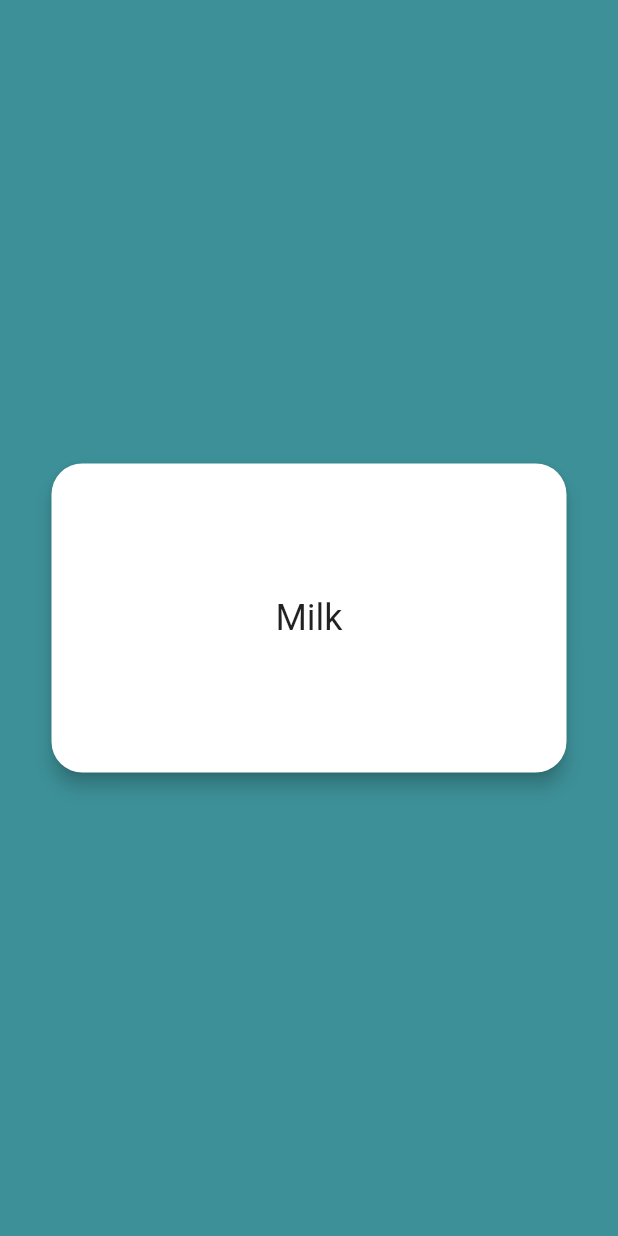
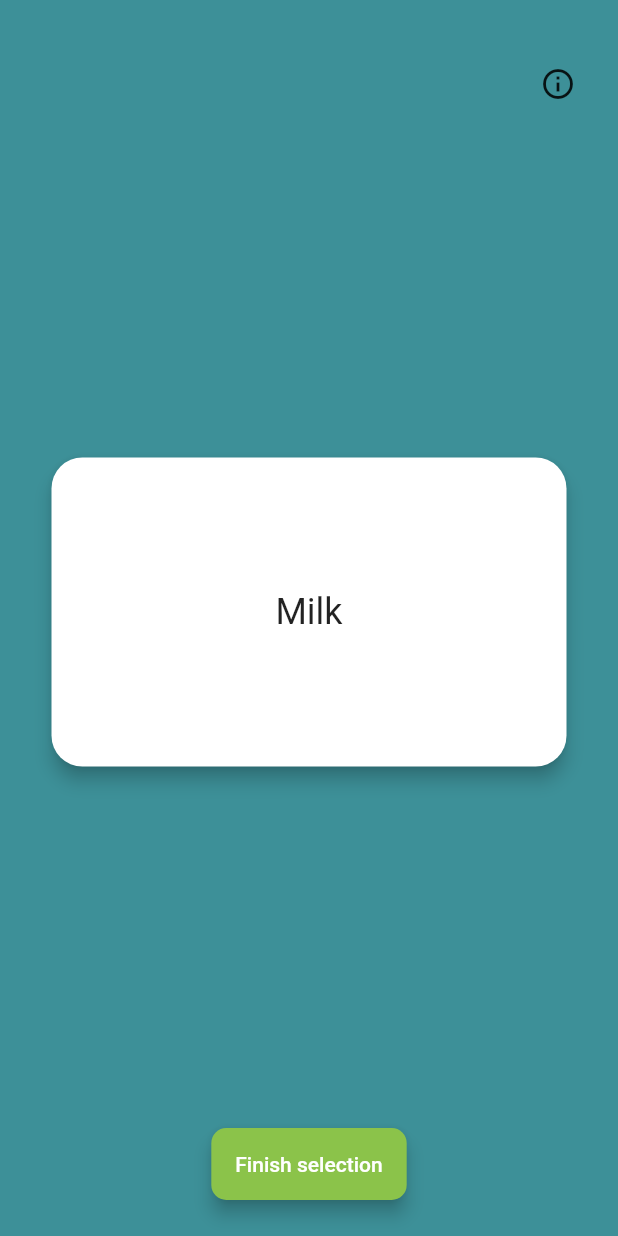
Before and after one commit to mobileoldfarts/EmptyFridge, a Flutter app: the screen it shows after launch, on a phone screen of 412 x 824 dp. Run offline on Flutter 3.47's test engine with Material 2 defaults, Android fonts, the phone set to English and light mode, and no system bars.

Commit message:
add buttons to the Product selection screen.

```diff
--- a/lib/presentation/productSelection/screens/ProductSelectionScreen.dart
+++ b/lib/presentation/productSelection/screens/ProductSelectionScreen.dart
@@ -1,4 +1,5 @@
 import 'package:empty_fridge/components/ProductCard.dart';
+import 'package:empty_fridge/components/RoundedButton.dart';
 import 'package:empty_fridge/entities/Product.dart';
 import 'package:empty_fridge/presentation/productSelection/bloc/ProductSelection.dart';
 import 'package:empty_fridge/presentation/productSelection/bloc/ProductSelectionAction.dart';
@@ -22,7 +23,25 @@ class _ProductSelectionScreenState extends State<ProductSelectionScreen> {
     return Scaffold(
       body: Container(
           color: Color(0xFF3D9098),
-          child: Consumer<ProductSelectionBloc>(builder: (context, _productSelectionBloc, child) {
+          child: Padding(
+              padding: EdgeInsets.fromLTRB(16.0, 32.0, 16.0, 8.0),
+              child: Column(
+                  mainAxisAlignment: MainAxisAlignment.spaceBetween,
+                  crossAxisAlignment: CrossAxisAlignment.center,
+                  children: <Widget>[
+                    Row(
+                      mainAxisAlignment: MainAxisAlignment.end,
+                      children: <Widget>[
+                        Container(
+                          child: IconButton(
+                            icon: Icon(Icons.info_outline),
+                            tooltip: 'Info',
+                            onPressed: () {},
+                          ),
+                        )
+                      ],
+                    ),
+                    Consumer<ProductSelectionBloc>(builder: (context, _productSelectionBloc, child) {
                       return StreamBuilder<Product>(
                         initialData: Product(""),
                         stream: _productSelectionBloc.currentProduct,
@@ -36,7 +55,13 @@ class _ProductSelectionScreenState extends State<ProductSelectionScreen> {
                           return CircularProgressIndicator();
                         },
                       );
-          })),
+                    }),
+                  RoundedButton(
+                    color: Colors.lightGreen,
+                    title: 'Finish selection',
+                    onPressed: () {
+                  }),
+                  ]))),
     );
   }
 
```
Lines whose indentation alone changed are shown as unchanged.
